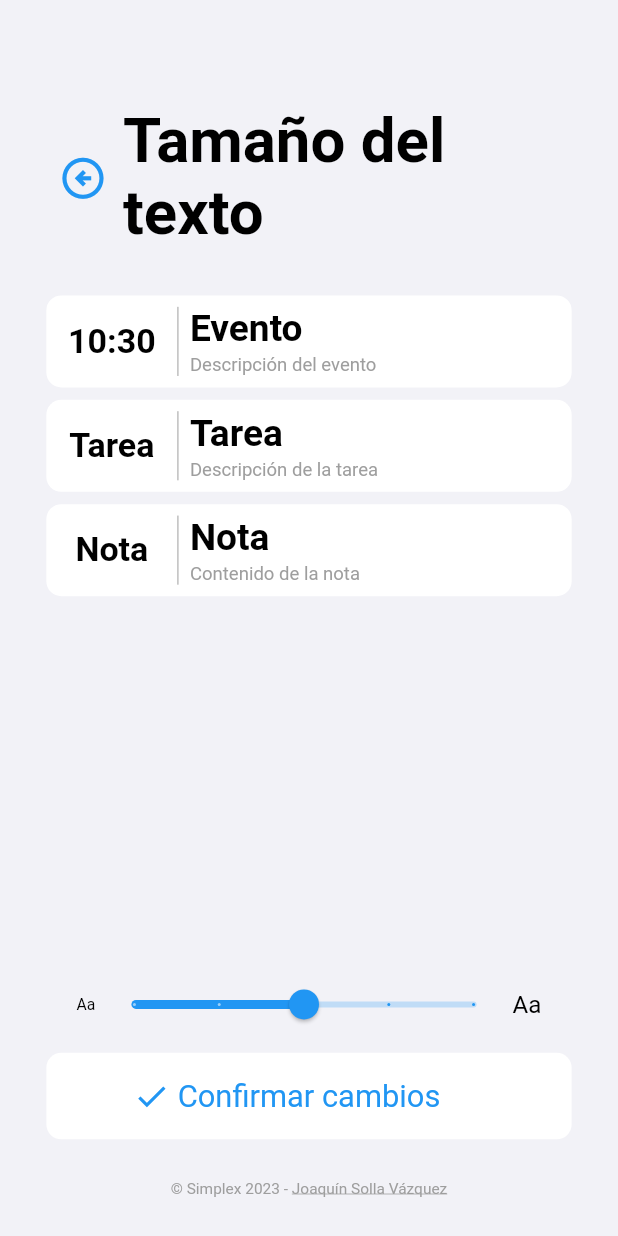
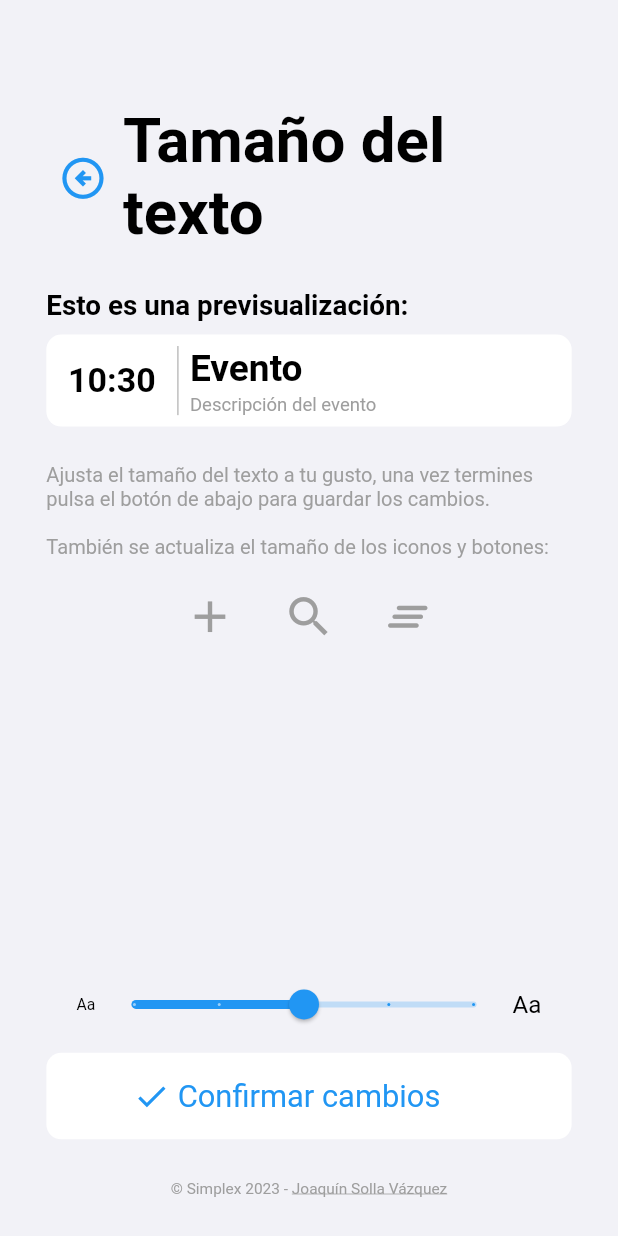
Before and after one commit to joaquinsolla/Simplex, a Flutter app: the SettingsFont screen opened by its route, on a phone screen of 412 x 824 dp. Run offline on Flutter 3.47's test engine with Material 2 defaults, Android fonts, the phone set to English and light mode, and no system bars; our stand-ins replace bottom_navy_bar, cloud_firestore, firebase_auth, firebase_core, flutter_local_notifications, focused_menu and 4 more; accounts and stored records are empty.

Commit message:
Updated font settings page

```diff
--- a/lib/pages/settings/settings_font.dart
+++ b/lib/pages/settings/settings_font.dart
@@ -172,6 +172,14 @@ class _SettingsFontState extends State<SettingsFont> {
             FooterCredits(),
           ],),
           [
+            Text('Esto es una previsualización:',
+              style: TextStyle(
+                  color: colorMainText,
+                  fontSize: deviceWidth * previewFontSize * 0.045,
+                  fontWeight: FontWeight.bold),
+            ),
+            SizedBox(height: deviceHeight * 0.005),
+
             Column(
               children: [
                 SizedBox(height: deviceHeight*0.005,),
@@ -225,111 +233,27 @@ class _SettingsFontState extends State<SettingsFont> {
                 SizedBox(height: deviceHeight*0.005,),
               ],
             ),
-            Column(
+
+            SizedBox(height: deviceHeight * 0.025),
+            Text('Ajusta el tamaño del texto a tu gusto, una vez termines pulsa '
+                'el botón de abajo para guardar los cambios.\n\n'
+                'También se actualiza el tamaño de los iconos y botones:',
+              style: TextStyle(
+                color: colorSecondText,
+                fontSize: deviceWidth * previewFontSize * 0.0325,
+                fontWeight: FontWeight.normal),),
+
+            SizedBox(height: deviceHeight * 0.025),
+            Wrap(
+              alignment: WrapAlignment.center,
               children: [
-                SizedBox(height: deviceHeight*0.005,),
-                Container(
-                  padding: EdgeInsets.all(deviceWidth * 0.0185),
-                  decoration: BoxDecoration(
-                    borderRadius: BorderRadius.circular(10),
-                    color: Color(color),
-                  ),
-                  child: IntrinsicHeight(
-                    child: Row(
-                      children: [
-                        Container(
-                          width: deviceWidth*0.175,
-                          child: Column(
-                            mainAxisAlignment: MainAxisAlignment.center,
-                            crossAxisAlignment: CrossAxisAlignment.center,
-                            children: [
-                              Text('Tarea', style: TextStyle(color: colorMainText, fontSize: deviceWidth * previewFontSize * 0.055, fontWeight: FontWeight.bold)),
-                            ],
-                          ),
-                        ),
-                        VerticalDivider(color: colorSecondText,),
-                        Column(
-                          mainAxisAlignment: MainAxisAlignment.center,
-                          crossAxisAlignment: CrossAxisAlignment.start,
-                          children: [
-                            Container(
-                                width: deviceWidth*0.585,
-                                alignment: Alignment.centerLeft,
-                                child: Text('Tarea',
-                                    maxLines: 2,
-                                    overflow: TextOverflow.ellipsis,
-                                    style: TextStyle(color: colorMainText, fontSize: deviceWidth * previewFontSize * 0.06, fontWeight: FontWeight.bold))),
-                            SizedBox(height: deviceHeight*0.00375,),
-                            Container(
-                                width: deviceWidth*0.585,
-                                alignment: Alignment.centerLeft,
-                                child: Text('Descripción de la tarea',
-                                    maxLines: 5,
-                                    overflow: TextOverflow.ellipsis,
-                                    style: TextStyle(color: colorSecondText, fontSize: deviceWidth * previewFontSize * 0.03, fontWeight: FontWeight.normal))),
-                          ],
-                        ),
-                        SizedBox(width: deviceWidth*0.01,),
-                      ],
-                    ),
-                  ),
-                ),
-                SizedBox(height: deviceHeight*0.005,),
-              ],
-            ),
-            Column(
-              children: [
-                SizedBox(height: deviceHeight*0.005,),
-                Container(
-                  padding: EdgeInsets.all(deviceWidth * 0.0185),
-                  decoration: BoxDecoration(
-                    borderRadius: BorderRadius.circular(10),
-                    color: Color(color),
-                  ),
-                  child: IntrinsicHeight(
-                    child: Row(
-                      children: [
-                        Container(
-                          width: deviceWidth*0.175,
-                          child: Column(
-                            mainAxisAlignment: MainAxisAlignment.center,
-                            crossAxisAlignment: CrossAxisAlignment.center,
-                            children: [
-                              Text('Nota', style: TextStyle(color: colorMainText, fontSize: deviceWidth * previewFontSize * 0.055, fontWeight: FontWeight.bold)),
-                            ],
-                          ),
-                        ),
-                        VerticalDivider(color: colorSecondText,),
-                        Column(
-                          mainAxisAlignment: MainAxisAlignment.center,
-                          crossAxisAlignment: CrossAxisAlignment.start,
-                          children: [
-                            Container(
-                                width: deviceWidth*0.585,
-                                alignment: Alignment.centerLeft,
-                                child: Text('Nota',
-                                    maxLines: 2,
-                                    overflow: TextOverflow.ellipsis,
-                                    style: TextStyle(color: colorMainText, fontSize: deviceWidth * previewFontSize * 0.06, fontWeight: FontWeight.bold))),
-                            SizedBox(height: deviceHeight*0.00375,),
-                            Container(
-                                width: deviceWidth*0.585,
-                                alignment: Alignment.centerLeft,
-                                child: Text('Contenido de la nota',
-                                    maxLines: 5,
-                                    overflow: TextOverflow.ellipsis,
-                                    style: TextStyle(color: colorSecondText, fontSize: deviceWidth * previewFontSize * 0.03, fontWeight: FontWeight.normal))),
-                          ],
-                        ),
-                        SizedBox(width: deviceWidth*0.01,),
-                      ],
-                    ),
-                  ),
-                ),
-                SizedBox(height: deviceHeight*0.005,),
-              ],
-            ),
-            // TODO: add routine
+                Icon(Icons.add, color: colorSecondText, size: deviceWidth*previewFontSize*0.085),
+                SizedBox(width: deviceWidth * 0.075),
+                Icon(Icons.search, color: colorSecondText, size: deviceWidth*previewFontSize*0.085),
+                SizedBox(width: deviceWidth * 0.075),
+                Icon(Icons.clear_all_rounded, color: colorSecondText, size: deviceWidth*previewFontSize*0.085),
+            ],),
+
           ]
       ),
     );
```
